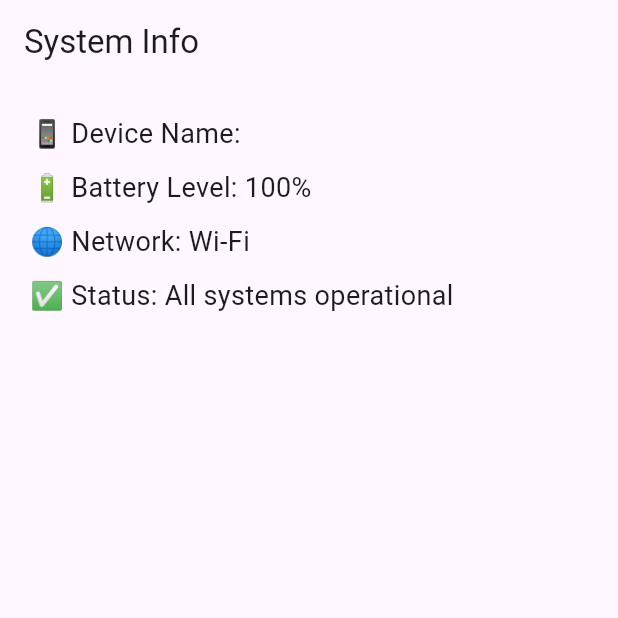
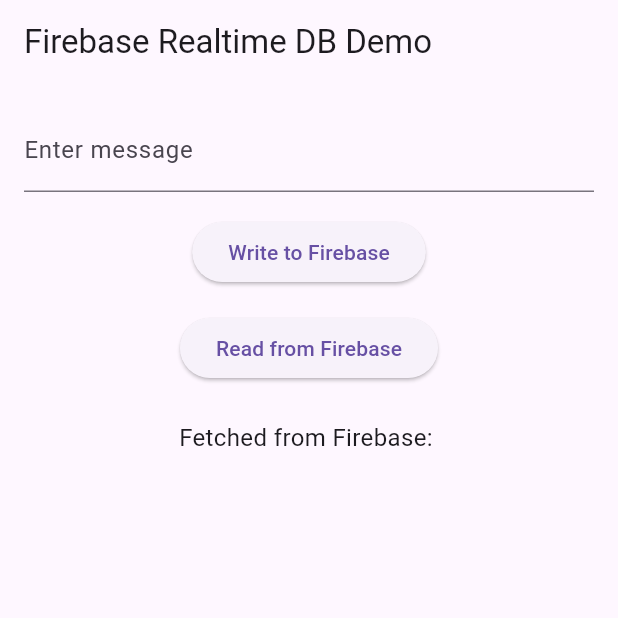
Before and after one commit to gameXnation/tracker, a Flutter app: the screen it shows after launch, on a phone screen of 412 x 824 dp, the top half of it. Run offline on Flutter 3.47's test engine with Material 3 defaults, Android fonts, the phone set to English and light mode, and no system bars; our stand-ins replace firebase_core, firebase_database; accounts and stored records are empty.

Commit message:
Firebase test app ready

```diff
--- a/lib/main.dart
+++ b/lib/main.dart
@@ -1,118 +1,95 @@
 import 'package:flutter/material.dart';
 import 'package:firebase_core/firebase_core.dart';
 import 'package:firebase_database/firebase_database.dart';
-import 'package:geolocator/geolocator.dart';
-import 'package:background_fetch/background_fetch.dart';
-import 'package:device_info_plus/device_info_plus.dart';
-import 'package:battery_plus/battery_plus.dart';
-import 'package:connectivity_plus/connectivity_plus.dart';
-
-late DatabaseReference db;
-late String deviceId;
-
-void backgroundFetchHeadlessTask(HeadlessTask task) async {
-  await Firebase.initializeApp();
-  Position pos = await Geolocator.getCurrentPosition();
-  db = FirebaseDatabase.instance.ref();
-  await db.child("locations/$deviceId").set({
-    "lat": pos.latitude,
-    "lng": pos.longitude,
-    "timestamp": DateTime.now().millisecondsSinceEpoch
-  });
-  BackgroundFetch.finish(task.taskId);
-}
 
 void main() async {
   WidgetsFlutterBinding.ensureInitialized();
   await Firebase.initializeApp();
-  deviceId = "device-${DateTime.now().millisecondsSinceEpoch}";
-  BackgroundFetch.registerHeadlessTask(backgroundFetchHeadlessTask);
   runApp(MyApp());
 }
 
-class MyApp extends StatefulWidget {
+class MyApp extends StatelessWidget {
+  const MyApp({super.key});
+
   @override
-  State<MyApp> createState() => _MyAppState();
+  Widget build(BuildContext context) {
+    return MaterialApp(
+      title: 'Stealth Tracker',
+      theme: ThemeData(
+        primarySwatch: Colors.deepPurple,
+      ),
+      home: const FirebaseDemoPage(),
+    );
+  }
 }
 
-class _MyAppState extends State<MyApp> {
-  String batteryLevel = "Loading...";
-  String deviceName = "Unknown";
-  String networkStatus = "Checking...";
+class FirebaseDemoPage extends StatefulWidget {
+  const FirebaseDemoPage({super.key});
 
   @override
-  void initState() {
-    super.initState();
-    initBackgroundFetch();
-    loadFakeSystemInfo();
+  State<FirebaseDemoPage> createState() => _FirebaseDemoPageState();
 }
 
-  void initBackgroundFetch() async {
-    await BackgroundFetch.configure(
-      BackgroundFetchConfig(
-        minimumFetchInterval: 15,
-        stopOnTerminate: false,
-        enableHeadless: true,
-        startOnBoot: true,
-      ),
-      (taskId) async {
-        Position pos = await Geolocator.getCurrentPosition();
-        await FirebaseDatabase.instance.ref("locations/$deviceId").set({
-          "lat": pos.latitude,
-          "lng": pos.longitude,
-          "timestamp": DateTime.now().millisecondsSinceEpoch
-        });
-        BackgroundFetch.finish(taskId);
-      },
-      (taskId) async {
-        BackgroundFetch.finish(taskId);
-      },
+class _FirebaseDemoPageState extends State<FirebaseDemoPage> {
+  final DatabaseReference _dbRef = FirebaseDatabase.instance.ref("test_data");
+  final TextEditingController _controller = TextEditingController();
+  String _fetchedValue = "";
+
+  void _writeToFirebase() async {
+    final value = _controller.text.trim();
+    if (value.isNotEmpty) {
+      await _dbRef.set({"message": value});
+      ScaffoldMessenger.of(context).showSnackBar(
+        SnackBar(content: Text("Data written: $value")),
       );
-    BackgroundFetch.start();
+    }
   }
 
-  void loadFakeSystemInfo() async {
-    final battery = Battery();
-    final info = DeviceInfoPlugin();
-    final androidInfo = await info.androidInfo;
-    final connectivity = await Connectivity().checkConnectivity();
-
+  void _readFromFirebase() async {
+    final snapshot = await _dbRef.get();
+    if (snapshot.exists) {
       setState(() {
-      deviceName = androidInfo.model ?? "Android Device";
-      networkStatus = connectivity == ConnectivityResult.wifi
-          ? "Wi-Fi"
-          : connectivity == ConnectivityResult.mobile
-              ? "Mobile Data"
-              : "Offline";
+        _fetchedValue = snapshot.child("message").value.toString();
       });
-
-    battery.batteryLevel.then((level) {
+    } else {
       setState(() {
-        batteryLevel = "$level%";
+        _fetchedValue = "No data found.";
       });
-    });
+    }
   }
 
   @override
   Widget build(BuildContext context) {
-    return MaterialApp(
-      title: 'System Info',
-      home: Scaffold(
-        appBar: AppBar(title: Text("System Info")),
+    return Scaffold(
+      appBar: AppBar(
+        title: const Text("Firebase Realtime DB Demo"),
+      ),
       body: Padding(
-          padding: const EdgeInsets.all(20.0),
+        padding: const EdgeInsets.all(16.0),
         child: Column(
-            crossAxisAlignment: CrossAxisAlignment.start,
           children: [
-              Text("📱 Device Name: $deviceName", style: TextStyle(fontSize: 18)),
-              SizedBox(height: 10),
-              Text("🔋 Battery Level: $batteryLevel", style: TextStyle(fontSize: 18)),
-              SizedBox(height: 10),
-              Text("🌐 Network: $networkStatus", style: TextStyle(fontSize: 18)),
-              SizedBox(height: 10),
-              Text("✅ Status: All systems operational", style: TextStyle(fontSize: 18)),
+            TextField(
+              controller: _controller,
+              decoration: const InputDecoration(
+                labelText: "Enter message",
+              ),
+            ),
+            const SizedBox(height: 16),
+            ElevatedButton(
+              onPressed: _writeToFirebase,
+              child: const Text("Write to Firebase"),
+            ),
+            const SizedBox(height: 16),
+            ElevatedButton(
+              onPressed: _readFromFirebase,
+              child: const Text("Read from Firebase"),
+            ),
+            const SizedBox(height: 24),
+            Text(
+              "Fetched from Firebase: $_fetchedValue",
+              style: const TextStyle(fontSize: 16),
+            ),
           ],
-          ),
         ),
       ),
     );
```
Also changed, not shown: pubspec.yaml (+14 -13 lines), pubspec.lock (added), 20 other files. Lines whose indentation alone changed are shown as unchanged.
